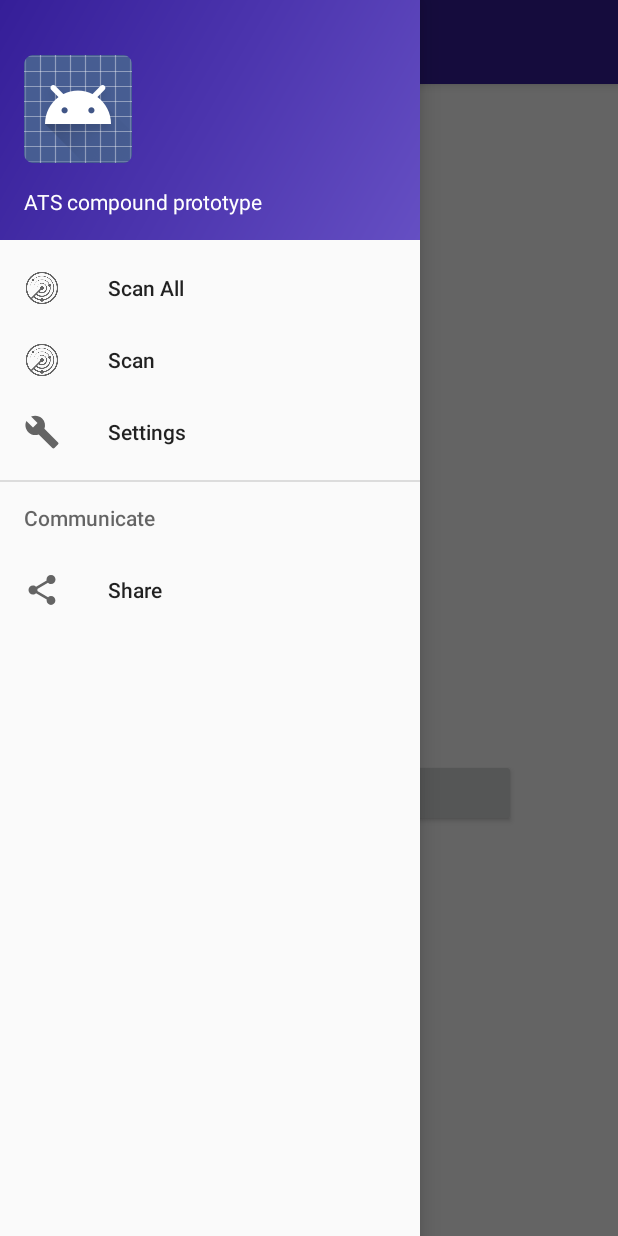
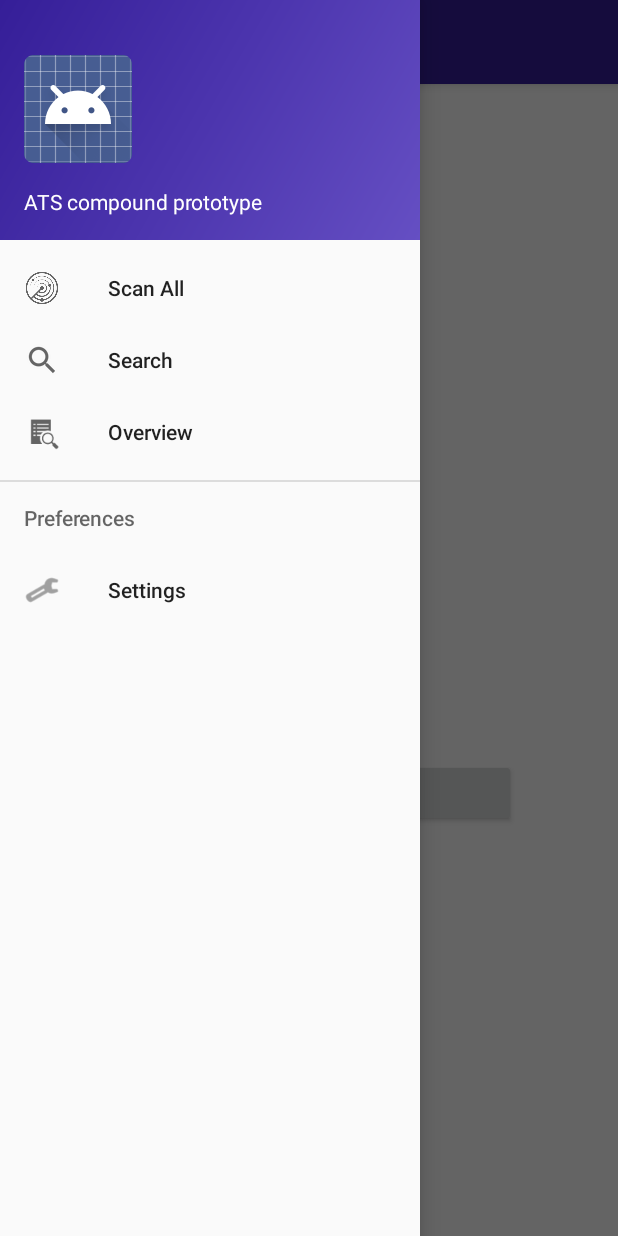
Before and after one commit to Atila92/SmartVehicleFleet, an Android app: the OverviewActivity screen opened directly, with no data from a screen before it, with the side drawer open, on a phone screen of 412 x 824 dp. Run offline under Robolectric (Android 15) with nearby library versions, the phone set to English and light mode, and no system bars; libraries missing offline, so code that uses them is left out: com.loopj.android, cz.msebera.android.

Commit message:
sync service added and working. Graphical fixes done

```diff
--- a/app/src/main/java/com/example/atila/smartvehiclefleet/OverviewActivity.java
+++ b/app/src/main/java/com/example/atila/smartvehiclefleet/OverviewActivity.java
@@ -41,7 +41,7 @@ public class OverviewActivity extends AppCompatActivity implements NavigationVie
     private ArrayList<String> vehicleLocationsList;
     private DataProvider dataProvider;
     private Button syncButton;
-    private static final String POSTLOCATIONSURL = "http://fleetscanner.store/fleetscanner/insertlocation.php";
+    private SyncService sync;
 
 
     @Override
@@ -90,10 +90,12 @@ public class OverviewActivity extends AppCompatActivity implements NavigationVie
                 startActivity(intent);
             }
         });
+        //Creates a new synService to get ready for remote db sync
+        sync = new SyncService(getApplicationContext(),OverviewActivity.this);
         //sync to remote database listener
         syncButton.setOnClickListener(new View.OnClickListener() {
             public void onClick(View v) {
-                postData();
+                sync.postData();
             }
         });
     }
@@ -121,62 +123,4 @@ public class OverviewActivity extends AppCompatActivity implements NavigationVie
         return true;
     }
 
-    /**
-     * Compose JSON out of SQLite records
-     * @return
-     */
-    public String composeJSONfromSQLite(){
-        ArrayList<HashMap<String, String>> locationList;
-        locationList = new ArrayList<HashMap<String, String>>();
-        Cursor cursor2 = dataProvider.selectAllLocations();
-        if (cursor2 != null){
-            while (!cursor2.isAfterLast()) {
-                HashMap<String, String> map = new HashMap<String, String>();
-                map.put("Locationid", cursor2.getString(cursor2.getColumnIndex(DbHelper.LOCATION_ID)));
-                map.put("Refvehicleidentifier", cursor2.getString(cursor2.getColumnIndex(DbHelper.REF_VEHICLE_IDENTIFIER)));
-                map.put("Latitude", cursor2.getString(cursor2.getColumnIndex(DbHelper.LATITUDE)));
-                map.put("Longitude", cursor2.getString(cursor2.getColumnIndex(DbHelper.LONGITUDE)));
-                map.put("Accuracy", cursor2.getString(cursor2.getColumnIndex(DbHelper.ACCURACY)));
-                //map.put("Timestamp", cursor.getString(1));
-                locationList.add(map);
-                cursor2.moveToNext();
-            }
-            cursor2.close();
-        }else{
-            Toast.makeText(getApplicationContext(),"cursor is null",Toast.LENGTH_LONG).show();
-        }
-
-        Gson gson = new GsonBuilder().create();
-        //Use GSON to serialize Array List to JSON
-        return gson.toJson(locationList);
-    }
-
-    public void postData(){
-        AsyncHttpClient client = new AsyncHttpClient();
-        RequestParams params = new RequestParams();
-        Cursor cursor3 = dataProvider.selectAllLocations();
-        if (cursor3 != null){
-            params.put("locationsJSON", composeJSONfromSQLite());
-            client.post(POSTLOCATIONSURL,params ,new AsyncHttpResponseHandler() {
-
-                @Override
-                public void onSuccess(int statusCode, Header[] headers, byte[] responseBody) {
-                    Toast.makeText(getApplicationContext(),"Sync completed",Toast.LENGTH_LONG).show();
-                }
-
-                @Override
-                public void onFailure(int statusCode, Header[] headers, byte[] responseBody, Throwable error) {
-                    if(statusCode == 404){
-                        Toast.makeText(getApplicationContext(), "Requested resource not found", Toast.LENGTH_LONG).show();
-                    }else if(statusCode == 500){
-                        Toast.makeText(getApplicationContext(), "Something went wrong at server end", Toast.LENGTH_LONG).show();
-                    }else{
-                        Toast.makeText(getApplicationContext(), "Unexpected Error occcured! [Most common Error: Device might not be connected to Internet]", Toast.LENGTH_LONG).show();
-                    }
-                }
-            });
-        }
-
-
-    }
 }
--- a/app/src/main/java/com/example/atila/smartvehiclefleet/ScanActivity.java
+++ b/app/src/main/java/com/example/atila/smartvehiclefleet/ScanActivity.java
@@ -54,6 +54,7 @@ public class ScanActivity extends AppCompatActivity implements NavigationView.On
     private Double longitude;
     private Float accuracy;
     private Boolean scanning= false;
+    private SyncService sync;
 
     @Override
     protected void onCreate(Bundle savedInstanceState) {
@@ -76,6 +77,7 @@ public class ScanActivity extends AppCompatActivity implements NavigationView.On
         scanHeader = (TextView) findViewById(R.id.scanHeader);
         beaconManager = new BeaconManager(getApplicationContext());
         dataProvider = new DataProvider(this);
+        sync = new SyncService(getApplicationContext(),ScanActivity.this);
 
         //Checks for location permissions
         if(!runtimePermissions()){
@@ -113,6 +115,7 @@ public class ScanActivity extends AppCompatActivity implements NavigationView.On
                     beaconManager.disconnect();
                     Intent i = new Intent(getApplicationContext(),LocationService.class);
                     stopService(i);
+                    sync.postData();
                     scanning = false;
                     searchAllButton.setText("Scan");
                 }
--- /dev/null
+++ b/app/src/main/java/com/example/atila/smartvehiclefleet/SyncService.java
@@ -0,0 +1,103 @@
+package com.example.atila.smartvehiclefleet;
+
+import android.app.ProgressDialog;
+import android.content.Context;
+import android.database.Cursor;
+import android.widget.Toast;
+
+import com.example.atila.smartvehiclefleet.dbhelper.DataProvider;
+import com.example.atila.smartvehiclefleet.dbhelper.DbHelper;
+import com.google.gson.Gson;
+import com.google.gson.GsonBuilder;
+import com.loopj.android.http.AsyncHttpClient;
+import com.loopj.android.http.AsyncHttpResponseHandler;
+import com.loopj.android.http.RequestParams;
+
+import java.util.ArrayList;
+import java.util.HashMap;
+
+import cz.msebera.android.httpclient.Header;
+
+/**
+ * Created by Atila on 04-Feb-18.
+ */
+
+public class SyncService {
+
+    private static final String POSTLOCATIONSURL = "http://fleetscanner.store/fleetscanner/insertlocation.php";
+    private DataProvider dataProvider;
+    private Context context;
+    private Context activityContext;
+
+
+    public SyncService(Context context, Context activityContext){
+        this.context = context;
+        this.activityContext = activityContext;
+    }
+    /**
+     * Compose JSON out of SQLite records
+     * @return
+     */
+    public String composeJSONfromSQLite(){
+        ArrayList<HashMap<String, String>> locationList;
+        locationList = new ArrayList<HashMap<String, String>>();
+        Cursor cursor2 = dataProvider.selectAllLocations();
+        if (cursor2 != null){
+            while (!cursor2.isAfterLast()) {
+                HashMap<String, String> map = new HashMap<String, String>();
+                map.put("Locationid", cursor2.getString(cursor2.getColumnIndex(DbHelper.LOCATION_ID)));
+                map.put("Refvehicleidentifier", cursor2.getString(cursor2.getColumnIndex(DbHelper.REF_VEHICLE_IDENTIFIER)));
+                map.put("Latitude", cursor2.getString(cursor2.getColumnIndex(DbHelper.LATITUDE)));
+                map.put("Longitude", cursor2.getString(cursor2.getColumnIndex(DbHelper.LONGITUDE)));
+                map.put("Accuracy", cursor2.getString(cursor2.getColumnIndex(DbHelper.ACCURACY)));
+                //map.put("Timestamp", cursor.getString(1));
+                locationList.add(map);
+                cursor2.moveToNext();
+            }
+            cursor2.close();
+        }else{
+            Toast.makeText(context,"cursor is null",Toast.LENGTH_LONG).show();
+        }
+
+        Gson gson = new GsonBuilder().create();
+        //Use GSON to serialize Array List to JSON
+        return gson.toJson(locationList);
+    }
+
+    public void postData(){
+        final ProgressDialog progress = new ProgressDialog(activityContext);
+        progress.setTitle("Synchronizing");
+        progress.setMessage("Wait while synchronizing to remote db..");
+        progress.setCancelable(true); // disable dismiss by tapping outside of the dialog
+        progress.show();
+        AsyncHttpClient client = new AsyncHttpClient();
+        RequestParams params = new RequestParams();
+        dataProvider = new DataProvider(context);
+        Cursor cursor3 = dataProvider.selectAllLocations();
+        if (cursor3 != null){
+            params.put("locationsJSON", composeJSONfromSQLite());
+            client.post(POSTLOCATIONSURL,params ,new AsyncHttpResponseHandler() {
+
+                @Override
+                public void onSuccess(int statusCode, Header[] headers, byte[] responseBody) {
+                    progress.dismiss();
+                    Toast.makeText(context,"Sync completed",Toast.LENGTH_LONG).show();
+                }
+
+                @Override
+                public void onFailure(int statusCode, Header[] headers, byte[] responseBody, Throwable error) {
+                    progress.dismiss();
+                    if(statusCode == 404){
+                        Toast.makeText(context, "Requested resource not found", Toast.LENGTH_LONG).show();
+                    }else if(statusCode == 500){
+                        Toast.makeText(context, "Something went wrong at server end", Toast.LENGTH_LONG).show();
+                    }else{
+                        Toast.makeText(context, "Unexpected Error occcured! [Most common Error: Device might not be connected to Internet]", Toast.LENGTH_LONG).show();
+                    }
+                }
+            });
+        }
+
+
+    }
+}
--- a/app/src/main/java/com/example/atila/smartvehiclefleet/dbhelper/DataProvider.java
+++ b/app/src/main/java/com/example/atila/smartvehiclefleet/dbhelper/DataProvider.java
@@ -90,7 +90,8 @@ public class DataProvider {
 
     //selects vehicle location
     public Cursor selectAllLocations(){
-        String[] cols = new String[] {DbHelper.LOCATION_ID, DbHelper.REF_VEHICLE_IDENTIFIER,DbHelper.LATITUDE,DbHelper.LONGITUDE,DbHelper.ACCURACY};
+        String[] cols = new String[] {DbHelper.LOCATION_ID,
+                DbHelper.REF_VEHICLE_IDENTIFIER,DbHelper.LATITUDE,DbHelper.LONGITUDE,DbHelper.ACCURACY};
         Cursor cursor = database.query(true, DbHelper.TABLE_LOCATION, cols, null, null, null, null, null, null);
         if (cursor != null){
             cursor.moveToFirst();
--- a/app/src/main/res/menu/activity_main_drawer.xml
+++ b/app/src/main/res/menu/activity_main_drawer.xml
@@ -8,21 +8,20 @@
             android:title="Scan All" />
         <item
             android:id="@+id/nav_scan"
-            android:icon="@drawable/scan"
-            android:title="Scan" />
+            android:icon="?android:attr/actionModeWebSearchDrawable"
+            android:title="Search" />
         <item
-            android:id="@+id/nav_manage"
-            android:icon="@drawable/ic_menu_manage"
-            android:title="Settings" />
+            android:id="@+id/nav_share"
+            android:icon="?android:attr/actionModeFindDrawable"
+            android:title="Overview" />
     </group>
 
-    <item android:title="Communicate">
+    <item android:title="Preferences">
         <menu>
             <item
-                android:id="@+id/nav_share"
-                android:icon="@drawable/ic_menu_share"
-                android:title="Share" />
-
+                android:id="@+id/nav_manage"
+                android:icon="@android:drawable/ic_menu_preferences"
+                android:title="Settings" />
         </menu>
     </item>
 
```
